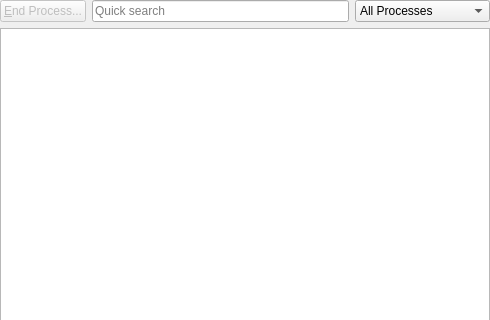
Above: processui/ProcessWidgetUI.ui from KDE/libksysguard before the change; both pictures show x 0 to 490 and y 0 to 320 of the 490 by 472 pixel window. Below: the same form after it.
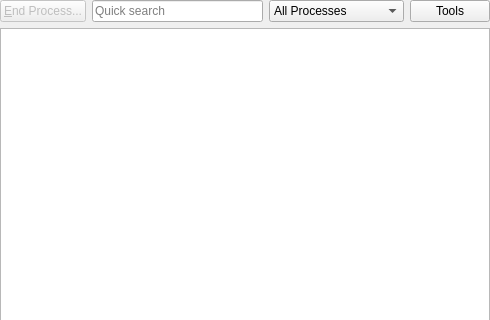
That is the form after the change. Icons and pictures are not drawn.

Commit message: Add new "Tools" button above System Monitor's process list

The edit to the form file:
```diff
--- a/processui/ProcessWidgetUI.ui
+++ b/processui/ProcessWidgetUI.ui
@@ -135,6 +135,16 @@
        </item>
       </widget>
      </item>
+     <item>
+      <widget class="QPushButton" name="btnTools">
+       <property name="text">
+        <string>Tools</string>
+       </property>
+       <property name="icon">
+        <iconset theme="application-menu"/>
+       </property>
+      </widget>
+     </item>
     </layout>
    </item>
    <item>
```
The commit also changes 3 other files.
